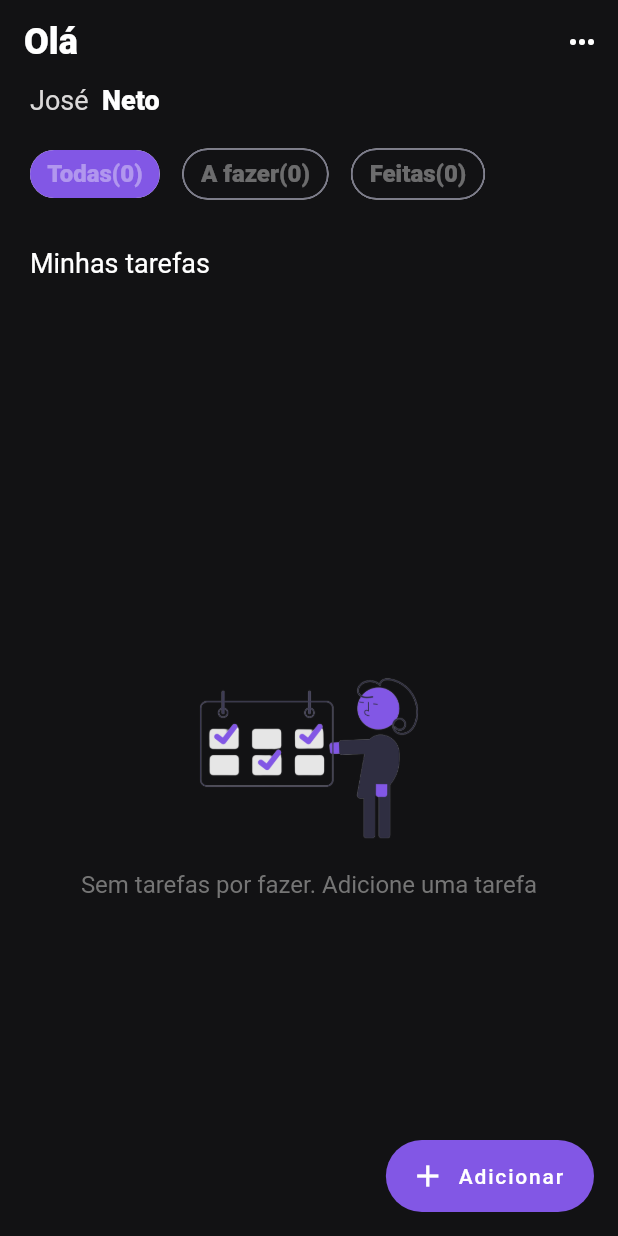
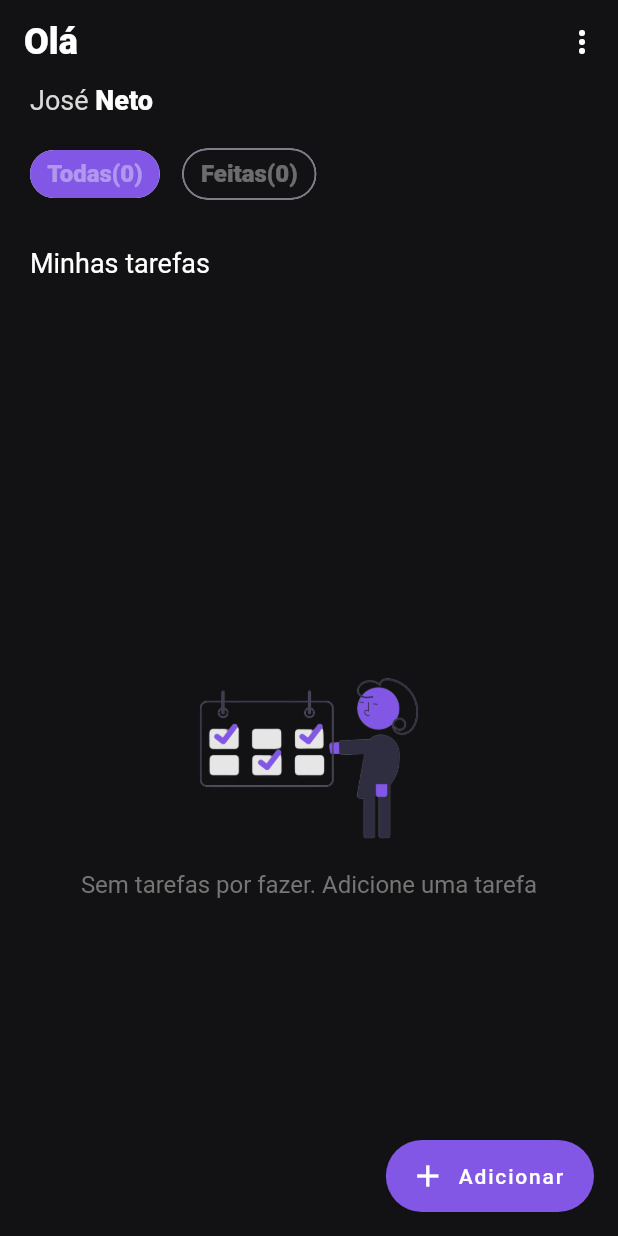
Before and after one commit to josedeneto/todo_app, a Flutter app: the screen it shows after launch, on a phone screen of 412 x 824 dp. Run offline on Flutter 3.47's test engine with Material 2 defaults, Android fonts, the phone set to English and light mode, and no system bars.

Commit message:
add nova cor, removi o filter 'a fazer' e alterei o ícone pop up

```diff
--- a/lib/app/model/model_todo.dart
+++ b/lib/app/model/model_todo.dart
@@ -3,11 +3,8 @@
 class ModelTodo {
   String title;
   String dataTime;
-  bool isTodoSelected;
   ModelTodo({
     required this.title,
     required this.dataTime,
-    required this.isTodoSelected
   });
-
 }
--- a/lib/app/pages/home/home_page.dart
+++ b/lib/app/pages/home/home_page.dart
@@ -1,8 +1,8 @@
 // ignore_for_file: public_member_api_docs, sort_constructors_first
-import 'package:app_todo/app/pages/home/components/filter_chip_component.dart';
+import 'package:app_todo/app/pages/home/widgets/filter_chip_component.dart';
 import 'package:flutter/material.dart';
 
-import 'package:app_todo/app/constants/app_constants.dart';
+import 'package:app_todo/app/utils/constants/app_constants.dart';
 import 'package:app_todo/app/utils/colors/app_color.dart';
 import 'package:app_todo/app/utils/helpers/navigators_extension.dart';
 import 'package:app_todo/app/utils/style/app_typography.dart';
@@ -17,7 +17,7 @@ class HomePage extends StatefulWidget {
 
 class _HomePageState extends State<HomePage> {
   List<String> todos = [];
-  var isItemSelected = false;
+  List<String> done = [];
   @override
   Widget build(BuildContext context) {
     return Scaffold(
@@ -33,7 +33,7 @@ class _HomePageState extends State<HomePage> {
           IconButton(
             onPressed: () {},
             icon: const Icon(
-              Icons.more_horiz_rounded,
+              Icons.more_vert_outlined,
               color: AppColor.white,
             ),
           ),
@@ -57,15 +57,13 @@ class _HomePageState extends State<HomePage> {
                     ),
                   ),
                   TextSpan(
-                    text: '  Neto',
-                    style: AppTypography.boldText!.copyWith(
-                      fontSize: 18,
-                    ),
+                    text: ' Neto',
+                    style: AppTypography.boldText
                   ),
                 ],
               ),
             ),
-            const SizedBox(
+             const SizedBox(
               height: 15,
             ),
             Row(
@@ -81,17 +79,8 @@ class _HomePageState extends State<HomePage> {
                   width: 15,
                 ),
                 FilterChipComponent(
-                  title: 'A fazer',
-                  todos: todos,
-                  function: null,
-                  isSelected: false,
-                ),
-                const SizedBox(
-                  width: 15,
-                ),
-                FilterChipComponent(
                   title: 'Feitas',
-                  todos: todos,
+                  todos: done,
                   function: null,
                   isSelected: false,
                 ),
@@ -102,9 +91,8 @@ class _HomePageState extends State<HomePage> {
             ),
             Text('Minhas tarefas',
                 style: AppTypography.boldText!.copyWith(
-                  fontSize: 18,
                   fontWeight: FontWeight.w400,
-                )),
+                ),),
             const SizedBox(
               height: 20,
             ),
@@ -137,12 +125,16 @@ class _HomePageState extends State<HomePage> {
                       separatorBuilder: (_, i) => const Divider(),
                       itemCount: todos.length,
                       itemBuilder: (_, index) => ListTile(
-                        selectedColor: AppColor.white,
-                        selected: isItemSelected,
+                        selectedColor:AppColor.selectedColor,
+                        selectedTileColor: AppColor.selectTile,
+                        selected: done.contains(todos[index]),
                         onTap: () {
-                          todos[index];
                           setState(() {
-                            isItemSelected = true;
+                            if(done.contains(todos[index])){
+                            done.remove(todos[index]);
+                          } else{
+                            done.add(todos[index]);
+                          }
                           });
                         },
                         leading: Text(
@@ -151,12 +143,12 @@ class _HomePageState extends State<HomePage> {
                         title: Text(
                           todos[index],
                         ),
-                        trailing: isItemSelected
+                        /*trailing: isItemSelected
                             ? const Icon(
                                 Icons.check_circle,
                                 color: AppColor.secondary,
                               )
-                            : const Icon(Icons.delete),
+                            : const Icon(Icons.delete),*/
                       ),
                     ),
                   ),
--- a/lib/app/pages/home/components/filter_chip_component.dart
+++ b/lib/app/pages/home/widgets/filter_chip_component.dart
@@ -1,9 +1,8 @@
 // ignore_for_file: public_member_api_docs, sort_constructors_first
 import 'package:app_todo/app/utils/colors/app_color.dart';
-import 'package:app_todo/app/utils/style/app_typography.dart';
 import 'package:flutter/material.dart';
 
-class FilterChipComponent extends StatefulWidget {
+class FilterChipComponent extends StatelessWidget {
   final String title;
   final List<String> todos;
   final Function(bool)? function;
@@ -17,25 +16,15 @@ class FilterChipComponent extends StatefulWidget {
       : super(key: key);
 
   @override
-  State<FilterChipComponent> createState() => _FilterChipComponentState();
-}
-
-class _FilterChipComponentState extends State<FilterChipComponent> {
-  @override
   Widget build(BuildContext context) {
     return FilterChip(
       showCheckmark: false,
-      selectedColor: AppColor.secondary,
-      disabledColor: AppColor.background,
-      labelStyle: AppTypography.boldText!.copyWith(
-        fontSize: 16,
+      selected: isSelected,
+      label: Text(
+        '$title(${todos.length})',
       ),
-      selected: widget.isSelected,
-      label: Text(
-        '${widget.title}(${widget.todos.length})',
-      ),
-      onSelected: widget.function,
-      side: !widget.isSelected
+      onSelected: function,
+      side: !isSelected
           ? const BorderSide(
               color: AppColor.hint,
               width: 1,
--- a/lib/app/utils/colors/app_color.dart
+++ b/lib/app/utils/colors/app_color.dart
@@ -13,5 +13,7 @@ class AppColor {
   static const border = Color.fromARGB(255, 35, 35, 39);
   static const listIndex = Color.fromARGB(24, 161, 133, 226);
    static const chips = Color.fromARGB(111, 130, 87, 229);
+   static const selectedColor = Color.fromARGB(255, 80, 77, 77);
+   static const selectTile = Color.fromARGB(251, 27, 26, 27);
 
 }
--- a/lib/app/utils/style/app_typography.dart
+++ b/lib/app/utils/style/app_typography.dart
@@ -10,7 +10,8 @@ class AppTypography {
 
   static TextStyle? boldText = const TextStyle (
      color: AppColor.white,
-     fontWeight: FontWeight.w900
+     fontWeight: FontWeight.w900,
+     fontSize: 18
   );
 
   }
--- a/lib/app/utils/theme/app_theme.dart
+++ b/lib/app/utils/theme/app_theme.dart
@@ -8,7 +8,10 @@ class AppTheme {
   static ThemeData get theme => ThemeData(
         scaffoldBackgroundColor: AppColor.background,
         hintColor: AppColor.hint,
-        textTheme: TextTheme(bodySmall: AppTypography.normal,bodyMedium: AppTypography.normal,),
+        textTheme: TextTheme(
+          bodySmall: AppTypography.normal,
+          bodyMedium: AppTypography.normal,
+        ),
         listTileTheme: ListTileThemeData(
           contentPadding: const EdgeInsets.only(left: 0),
           leadingAndTrailingTextStyle: AppTypography.normal,
@@ -16,7 +19,6 @@ class AppTheme {
           horizontalTitleGap: 5,
           titleTextStyle: AppTypography.normal,
         ),
-
         snackBarTheme: const SnackBarThemeData(
           actionTextColor: AppColor.secondary,
           backgroundColor: AppColor.textField,
@@ -24,7 +26,13 @@ class AppTheme {
             color: AppColor.white,
           ),
         ),
-
+        chipTheme: ChipThemeData(
+          selectedColor: AppColor.secondary,
+          disabledColor: AppColor.background,
+          labelStyle: AppTypography.boldText!.copyWith(
+            fontSize: 16,
+          ),
+        ),
         inputDecorationTheme: InputDecorationTheme(
           filled: true,
           fillColor: AppColor.textField,
@@ -33,7 +41,6 @@ class AppTheme {
           border: AppStyle.defaultBorder,
           focusedBorder: AppStyle.focusedBorder,
         ),
-
         appBarTheme: const AppBarTheme(
           iconTheme: IconThemeData(
             color: AppColor.secondary,
@@ -41,23 +48,20 @@ class AppTheme {
           color: AppColor.background,
           elevation: 0,
         ),
-
         floatingActionButtonTheme: const FloatingActionButtonThemeData(
           disabledElevation: 0,
           backgroundColor: AppColor.secondary,
           elevation: 0,
         ),
-
         elevatedButtonTheme: ElevatedButtonThemeData(
           style: ElevatedButton.styleFrom(
             padding: const EdgeInsets.all(14),
             backgroundColor: AppColor.secondary,
           ),
         ),
-
         dividerTheme: const DividerThemeData(
           thickness: 1,
-              color: AppColor.border,
-        )
+          color: AppColor.border,
+        ),
       );
 }
```
Also changed, not shown: assets/images/1.png (deleted), lib/app/utils/constants/app_constants.dart (renamed from lib/app/constants/app_constants.dart).
